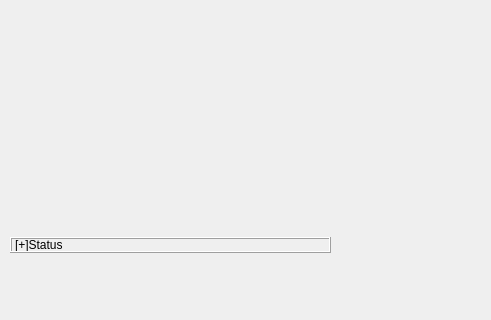
This is log_window.ui in hjnowakowski/music-player as Qt 5 draws it before an edit; both pictures show x 0 to 491 and y 280 to 600 of the 800 by 600 pixel window. The edited form follows.
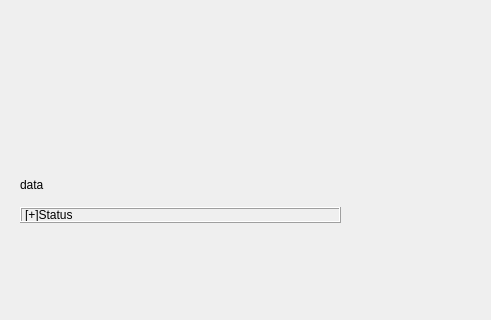
This is the edited form.

Patch:
```diff
--- a/log_window.ui
+++ b/log_window.ui
@@ -91,8 +91,8 @@
    <widget class="QLabel" name="label_status">
     <property name="geometry">
      <rect>
-      <x>10</x>
-      <y>500</y>
+      <x>20</x>
+      <y>470</y>
       <width>321</width>
       <height>16</height>
      </rect>
@@ -107,6 +107,19 @@
      <string>[+]Status</string>
     </property>
    </widget>
+   <widget class="QLabel" name="label_data">
+    <property name="geometry">
+     <rect>
+      <x>20</x>
+      <y>440</y>
+      <width>251</width>
+      <height>16</height>
+     </rect>
+    </property>
+    <property name="text">
+     <string>data</string>
+    </property>
+   </widget>
   </widget>
   <widget class="QMenuBar" name="menuBar">
    <property name="geometry">
```
